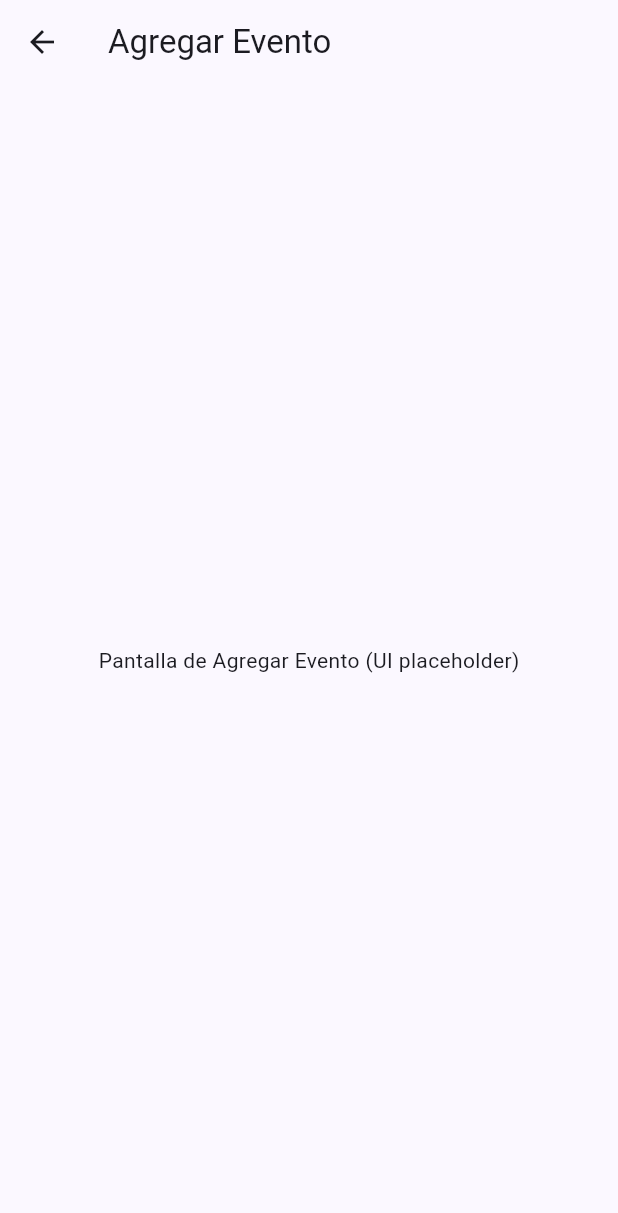
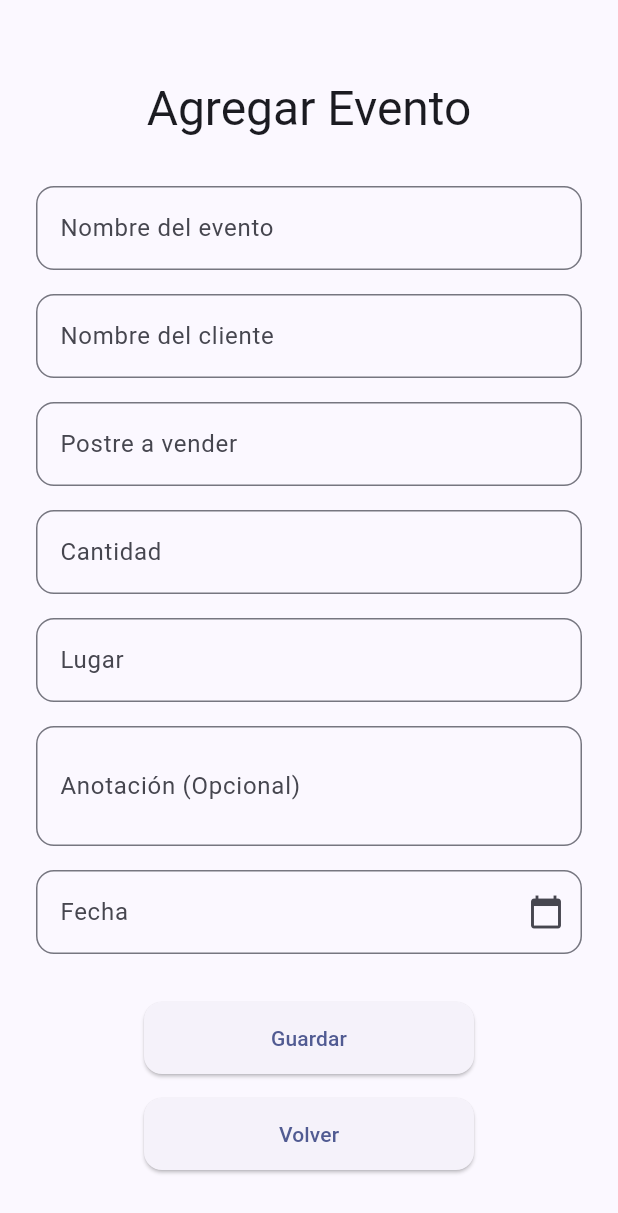
Before and after one commit to AlejandroH7/Pitty-frontedn, a Flutter app: the EventAddPage screen opened by its route, on a phone screen of 412 x 824 dp. Shown: the top 1213 px of the screen. Run offline on Flutter 3.47's test engine with Material 3 defaults, Android fonts, the phone set to English and light mode, and no system bars.

Commit message:
event page nesh

```diff
--- a/my_flutter_app/lib/presentation/pages/event_add_page.dart
+++ b/my_flutter_app/lib/presentation/pages/event_add_page.dart
@@ -1,17 +1,123 @@
 // lib/presentation/pages/event_add_page.dart
 import 'package:flutter/material.dart';
+import '../widgets/custom_button.dart';
 
 class EventAddPage extends StatelessWidget {
   const EventAddPage({super.key});
 
+  InputDecoration _decoration(BuildContext context, String label,
+      {Widget? suffixIcon}) {
+    return InputDecoration(
+      labelText: label,
+      border: OutlineInputBorder(
+        borderRadius: BorderRadius.circular(12),
+      ),
+      suffixIcon: suffixIcon,
+    );
+  }
+
   @override
   Widget build(BuildContext context) {
+    final theme = Theme.of(context);
+
     return Scaffold(
-      appBar: AppBar(
-        title: const Text('Agregar Evento'),
-      ),
-      body: const Center(
-        child: Text('Pantalla de Agregar Evento (UI placeholder)'),
+      backgroundColor: theme.colorScheme.background,
+      body: SafeArea(
+        child: Center(
+          child: SingleChildScrollView(
+            padding: const EdgeInsets.symmetric(horizontal: 24),
+            child: Column(
+              mainAxisSize: MainAxisSize.min,
+              children: [
+                const SizedBox(height: 24),
+                Text(
+                  'Agregar Evento',
+                  style: theme.textTheme.headlineLarge,
+                  textAlign: TextAlign.center,
+                ),
+                const SizedBox(height: 32),
+
+                // Nombre del evento
+                TextField(
+                  decoration: _decoration(context, 'Nombre del evento'),
+                  textInputAction: TextInputAction.next,
+                ),
+                const SizedBox(height: 16),
+
+                // Nombre del cliente
+                TextField(
+                  decoration: _decoration(context, 'Nombre del cliente'),
+                  textInputAction: TextInputAction.next,
+                ),
+                const SizedBox(height: 16),
+
+                // Postre a vender
+                TextField(
+                  decoration: _decoration(context, 'Postre a vender'),
+                  textInputAction: TextInputAction.next,
+                ),
+                const SizedBox(height: 16),
+
+                // Cantidad
+                TextField(
+                  decoration: _decoration(context, 'Cantidad'),
+                  keyboardType: TextInputType.number,
+                  textInputAction: TextInputAction.next,
+                ),
+                const SizedBox(height: 16),
+
+                // Lugar
+                TextField(
+                  decoration: _decoration(context, 'Lugar'),
+                  textInputAction: TextInputAction.next,
+                ),
+                const SizedBox(height: 16),
+
+                // Anotación (Opcional)
+                TextField(
+                  minLines: 2,
+                  maxLines: 4,
+                  decoration: _decoration(context, 'Anotación (Opcional)'),
+                ),
+                const SizedBox(height: 16),
+
+                // Fecha
+                TextField(
+                  readOnly: true,
+                  decoration: _decoration(
+                    context,
+                    'Fecha',
+                    suffixIcon: const Icon(Icons.calendar_today),
+                  ),
+                ),
+
+                const SizedBox(height: 32),
+
+                // Botones
+                SizedBox(
+                  width: 220,
+                  child: CustomButton(
+                    label: 'Guardar',
+                    filled: true,
+                    onPressed: () {
+                      // Solo UI (sin validación ni navegación)
+                    },
+                  ),
+                ),
+                const SizedBox(height: 16),
+                SizedBox(
+                  width: 220,
+                  child: CustomButton(
+                    label: 'Volver',
+                    filled: true,
+                    onPressed: () => Navigator.pop(context),
+                  ),
+                ),
+                const SizedBox(height: 16),
+              ],
+            ),
+          ),
+        ),
       ),
     );
   }
```
